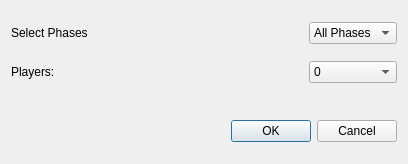
Above: gui/log_selector.ui from TaimoorRana/Risk before the change. Below: the same form after it.
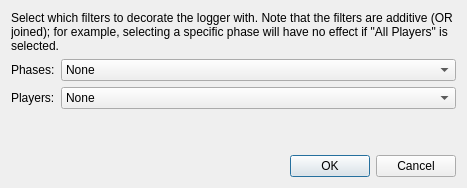
That is the form after the change.

Commit message: Refactor logging to use four distinct components: singleton message source (Logger), decoratable message sinks connected to the source (LogListener), decorators (FooLogFilter sub-classed from LogListener) and handlers that react to passing log events (the LogHandler interface)

Diff of the .ui file:
```diff
--- a/gui/log_selector.ui
+++ b/gui/log_selector.ui
@@ -6,48 +6,62 @@
    <rect>
     <x>0</x>
     <y>0</y>
-    <width>408</width>
-    <height>164</height>
+    <width>467</width>
+    <height>188</height>
    </rect>
   </property>
   <property name="windowTitle">
    <string>Setup - Risk</string>
   </property>
   <layout class="QGridLayout" name="gridLayout">
-   <item row="0" column="0">
+   <item row="0" column="0" colspan="2">
+    <widget class="QLabel" name="label_3">
+     <property name="text">
+      <string>Select which filters to decorate the logger with. Note that the filters are additive (OR joined); for example, selecting a specific phase will have no effect if &quot;All Players&quot; is selected.</string>
+     </property>
+     <property name="wordWrap">
+      <bool>true</bool>
+     </property>
+    </widget>
+   </item>
+   <item row="1" column="0">
     <widget class="QLabel" name="label">
      <property name="enabled">
       <bool>true</bool>
      </property>
      <property name="text">
-      <string>Select Phases</string>
+      <string>Phases:</string>
      </property>
     </widget>
    </item>
-   <item row="2" column="1">
-    <layout class="QHBoxLayout" name="horizontalLayout_2">
-     <item>
-      <widget class="QComboBox" name="PlayersCombo">
-       <property name="sizePolicy">
-        <sizepolicy hsizetype="Preferred" vsizetype="Fixed">
-         <horstretch>0</horstretch>
-         <verstretch>0</verstretch>
-        </sizepolicy>
-       </property>
-       <property name="currentText">
-        <string>0</string>
-       </property>
-       <item>
-        <property name="text">
-         <string>0</string>
-        </property>
-       </item>
-      </widget>
-     </item>
-    </layout>
-   </item>
    <item row="1" column="1">
-    <layout class="QHBoxLayout" name="horizontalLayout"/>
+    <widget class="QComboBox" name="PhasesCombo">
+     <item>
+      <property name="text">
+       <string>None</string>
+      </property>
+     </item>
+     <item>
+      <property name="text">
+       <string>All phases</string>
+      </property>
+     </item>
+     <item>
+      <property name="text">
+       <string>Fortification</string>
+      </property>
+     </item>
+     <item>
+      <property name="text">
+       <string>Attack</string>
+      </property>
+     </item>
+     <item>
+      <property name="text">
+       <string>Reinforcement</string>
+      </property>
+     </item>
+    </widget>
    </item>
    <item row="2" column="0">
     <widget class="QLabel" name="label_2">
@@ -56,11 +70,20 @@
      </property>
     </widget>
    </item>
-   <item row="0" column="1">
-    <widget class="QComboBox" name="PhasesCombo">
+   <item row="2" column="1">
+    <widget class="QComboBox" name="PlayersCombo">
+     <property name="sizePolicy">
+      <sizepolicy hsizetype="Preferred" vsizetype="Fixed">
+       <horstretch>0</horstretch>
+       <verstretch>0</verstretch>
+      </sizepolicy>
+     </property>
+     <property name="currentText">
+      <string>None</string>
+     </property>
      <item>
       <property name="text">
-       <string>All Phases</string>
+       <string>None</string>
       </property>
      </item>
      <item>
@@ -80,7 +103,7 @@
      </item>
     </widget>
    </item>
-   <item row="4" column="0" colspan="2">
+   <item row="4" column="1">
     <widget class="QDialogButtonBox" name="SubmitStats">
      <property name="enabled">
       <bool>true</bool>
@@ -93,15 +116,15 @@
      </property>
     </widget>
    </item>
-   <item row="3" column="0">
-    <spacer name="horizontalSpacer">
+   <item row="3" column="0" colspan="2">
+    <spacer name="verticalSpacer">
      <property name="orientation">
-      <enum>Qt::Horizontal</enum>
+      <enum>Qt::Vertical</enum>
      </property>
      <property name="sizeHint" stdset="0">
       <size>
-       <width>40</width>
-       <height>20</height>
+       <width>20</width>
+       <height>40</height>
       </size>
      </property>
     </spacer>
```
Left out of the diff: 12 changed lines with no effect on the pictures. The commit also changes 33 other files.
